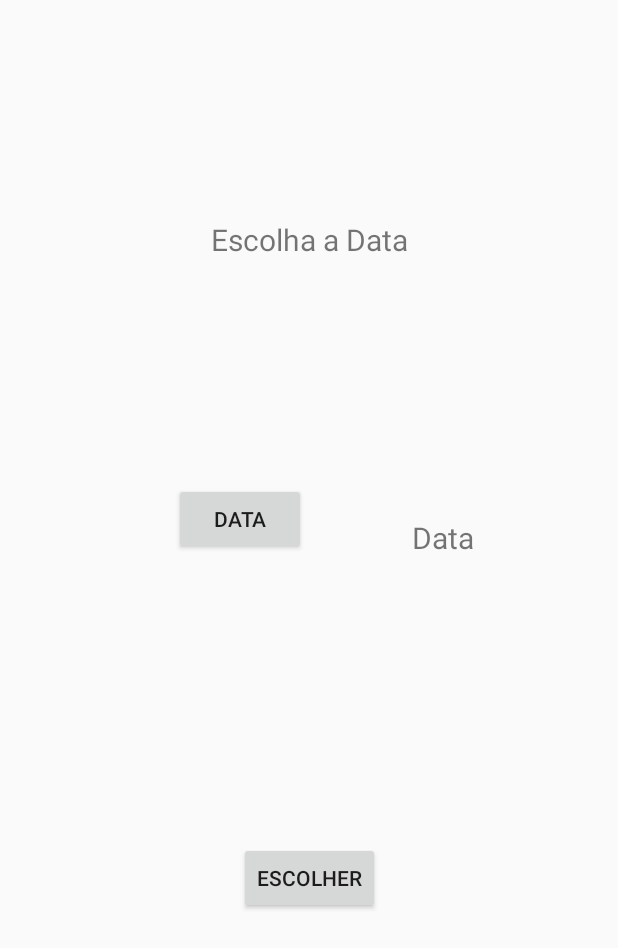
After one commit to CGCavalcante/Health-new-funcional, an Android app: the ConsultasFuturas screen opened directly, with no data from a screen before it, on a phone screen of 412 x 824 dp. The commit adds this screen. Shown: the top 948 px of the screen. Run offline under Robolectric (Android 15) with nearby library versions, the phone set to English and light mode, and no system bars.

Commit message:
prototipo consultas futuras(menu medico)

```diff
--- a/app/src/main/AndroidManifest.xml
+++ b/app/src/main/AndroidManifest.xml
@@ -89,7 +89,9 @@
         <activity android:name=".usuario.gui.ListaConsPac" />
         <activity android:name=".usuario.gui.ListaConsMed" />
         <activity android:name=".usuario.gui.DetalhesConsPac" />
-        <activity android:name=".usuario.gui.DetalhesConsMed"></activity>
+        <activity android:name=".usuario.gui.DetalhesConsMed" />
+        <activity android:name=".usuario.gui.ConsultasFuturas" />
+        <activity android:name=".usuario.gui.ListaConsFut"></activity>
     </application>
 
 </manifest>
--- /dev/null
+++ b/app/src/main/java/com/maishealth/maishealth/usuario/gui/ConsultasFuturas.java
@@ -0,0 +1,107 @@
+package com.maishealth.maishealth.usuario.gui;
+
+import android.app.DatePickerDialog;
+import android.content.Intent;
+import android.support.v7.app.AppCompatActivity;
+import android.os.Bundle;
+import android.view.View;
+import android.widget.Button;
+import android.widget.DatePicker;
+import android.widget.TextView;
+
+import com.maishealth.maishealth.R;
+import com.maishealth.maishealth.infra.FormataData;
+import com.maishealth.maishealth.infra.GuiUtil;
+import com.maishealth.maishealth.usuario.gui.CalendarioDialog;
+import com.maishealth.maishealth.usuario.gui.ListaEspecialidade;
+import com.maishealth.maishealth.usuario.gui.ListaMedicos;
+import com.maishealth.maishealth.usuario.gui.MenuMedicoActivity;
+import com.maishealth.maishealth.usuario.negocio.ValidaCadastro;
+
+import java.util.Calendar;
+import java.util.GregorianCalendar;
+
+public class ConsultasFuturas extends AppCompatActivity {
+    Button btnClick;
+    TextView textData;
+    private String data;
+    private int dayOfWeek;
+    private String diaSemana;
+
+    @Override
+    protected void onCreate(Bundle savedInstanceState) {
+        super.onCreate(savedInstanceState);
+        setContentView(R.layout.activity_consultas_futuras);
+
+
+        btnClick = (Button) findViewById(R.id.btndataFut);
+        textData = (TextView) findViewById(R.id.dataFut);
+
+        btnClick.setOnClickListener(new View.OnClickListener() {
+            @Override
+            public void onClick(View v) {
+                pegarData();
+            }
+        });
+    }
+
+    private void pegarData() {
+
+        Calendar c = Calendar.getInstance();
+        int dia = c.get(Calendar.DAY_OF_MONTH);
+        int mes = c.get(Calendar.MONTH);
+        int ano = c.get(Calendar.YEAR);
+
+        DatePickerDialog dp = new DatePickerDialog(this, new DatePickerDialog.OnDateSetListener() {
+            @Override
+            public void onDateSet(DatePicker view, int year, int month, int dayOfMonth) {
+                //Recupera a data no formato dd/MM/YYYY
+                FormataData formataData = new FormataData();
+                data = formataData.corrigeData(year, month, dayOfMonth);
+                textData.setText(data);
+
+                // recupera o dia da semana para validar se é um dia comercial.
+                GregorianCalendar date = new GregorianCalendar(year, month, dayOfMonth - 1);
+                dayOfWeek = date.get(date.DAY_OF_WEEK);
+                diaSemana = formataData.getDiaSemana(dayOfWeek);
+
+            }
+        }, ano, mes, dia);
+
+        dp.show();
+
+    }
+
+    public void consultaFutura(View view) {
+        ValidaCadastro validaCadastro = new ValidaCadastro();
+        boolean valido = true;
+        if (!validaCadastro.isDataNoPassado(data)) {
+            textData.requestFocus();
+            textData.setError("Data inválida!");
+            valido = false;
+        }
+        if (dayOfWeek == 6 || dayOfWeek == 7) {
+            textData.requestFocus();
+            textData.setError("Data inválida!");
+            valido = false;
+        }
+        if (valido) {
+            GuiUtil.myToast(this, "Data Valida = " + valido);
+            this.mudarTela(ListaConsFut.class);
+        }
+    }
+
+    private void mudarTela(Class tela) {
+        Intent intent = new Intent(this, tela);
+        intent.putExtra("data", data);
+        startActivity(intent);
+        finish();
+    }
+
+    @Override
+    public void onBackPressed() {
+        this.mudarTela(MenuMedicoActivity.class);
+    }
+
+
+}
--- a/app/src/main/java/com/maishealth/maishealth/usuario/gui/MenuMedicoActivity.java
+++ b/app/src/main/java/com/maishealth/maishealth/usuario/gui/MenuMedicoActivity.java
@@ -69,4 +69,8 @@ public class MenuMedicoActivity extends AppCompatActivity {
         this.mudarTela(ListaConsMed.class);
     }
 
+    public void telaConsultasFuturas(View view) {
+        this.mudarTela(ConsultasFuturas.class);
+    }
+
 }
--- /dev/null
+++ b/app/src/main/res/layout/activity_consultas_futuras.xml
@@ -0,0 +1,73 @@
+<?xml version="1.0" encoding="utf-8"?>
+<android.support.constraint.ConstraintLayout xmlns:android="http://schemas.android.com/apk/res/android"
+    xmlns:app="http://schemas.android.com/apk/res-auto"
+    xmlns:tools="http://schemas.android.com/tools"
+    android:layout_width="match_parent"
+    android:layout_height="match_parent"
+    tools:context="com.maishealth.maishealth.usuario.gui.ConsultasFuturas">
+
+    <TextView
+        android:id="@+id/textView16"
+        android:layout_width="wrap_content"
+        android:layout_height="wrap_content"
+        android:layout_marginBottom="8dp"
+        android:layout_marginEnd="8dp"
+        android:layout_marginStart="8dp"
+        android:layout_marginTop="8dp"
+        android:text="Escolha a Data"
+        android:textSize="20dp"
+        app:layout_constraintBottom_toBottomOf="parent"
+        app:layout_constraintEnd_toEndOf="parent"
+        app:layout_constraintStart_toStartOf="parent"
+        app:layout_constraintTop_toTopOf="parent"
+        app:layout_constraintVertical_bias="0.177" />
+
+    <Button
+        android:id="@+id/btndataFut"
+        android:layout_width="wrap_content"
+        android:layout_height="wrap_content"
+        android:layout_marginBottom="8dp"
+        android:layout_marginEnd="8dp"
+        android:layout_marginStart="72dp"
+        android:layout_marginTop="108dp"
+        android:text="Data"
+        app:layout_constraintBottom_toBottomOf="parent"
+        app:layout_constraintEnd_toEndOf="parent"
+        app:layout_constraintHorizontal_bias="0.18"
+        app:layout_constraintStart_toStartOf="parent"
+        app:layout_constraintTop_toBottomOf="@+id/textView16"
+        app:layout_constraintVertical_bias="0.083" />
+
+    <TextView
+        android:id="@+id/dataFut"
+        android:layout_width="wrap_content"
+        android:layout_height="wrap_content"
+        android:layout_marginBottom="8dp"
+        android:layout_marginEnd="8dp"
+        android:layout_marginStart="8dp"
+        android:layout_marginTop="100dp"
+        android:text="Data"
+        android:textSize="20dp"
+        app:layout_constraintBottom_toBottomOf="parent"
+        app:layout_constraintEnd_toEndOf="parent"
+        app:layout_constraintHorizontal_bias="0.417"
+        app:layout_constraintStart_toEndOf="@+id/btndataFut"
+        app:layout_constraintTop_toBottomOf="@+id/textView16"
+        app:layout_constraintVertical_bias="0.138" />
+
+    <Button
+        android:id="@+id/btsEsc"
+        android:layout_width="wrap_content"
+        android:layout_height="wrap_content"
+        android:layout_marginBottom="32dp"
+        android:layout_marginEnd="8dp"
+        android:layout_marginStart="8dp"
+        android:layout_marginTop="8dp"
+        android:onClick="consultaFutura"
+        android:text="Escolher"
+        app:layout_constraintBottom_toBottomOf="parent"
+        app:layout_constraintEnd_toEndOf="parent"
+        app:layout_constraintHorizontal_bias="0.501"
+        app:layout_constraintStart_toStartOf="parent"
+        app:layout_constraintTop_toBottomOf="@+id/btndataFut" />
+</android.support.constraint.ConstraintLayout>
```
Also changed, not shown: app/src/main/java/com/maishealth/maishealth/usuario/gui/ListaConsFut.java (added, +24 -0 lines), app/src/main/res/layout/activity_calendario_dialog.xml (+51 -50 lines), app/src/main/res/layout/activity_lista_cons_fut.xml (added, +39 -0 lines), app/src/main/res/layout/activity_menu_medico.xml (+11 -0 lines).
